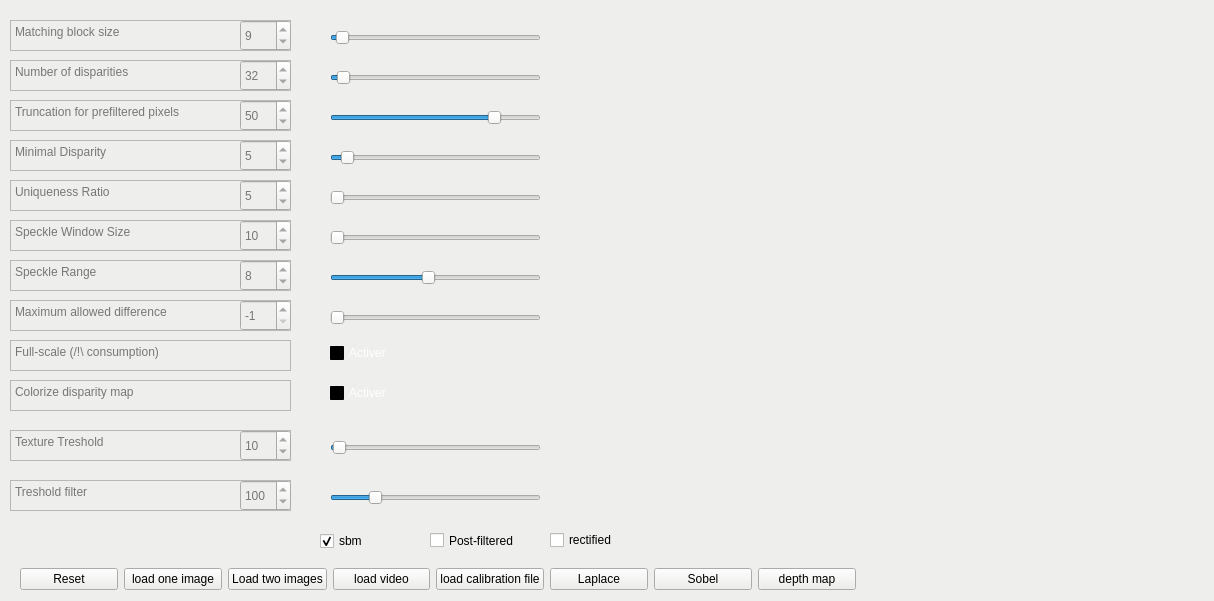
Qt form widgets/disparity.ui (K1ntus/Projet-Technologique-L3) before a commit.
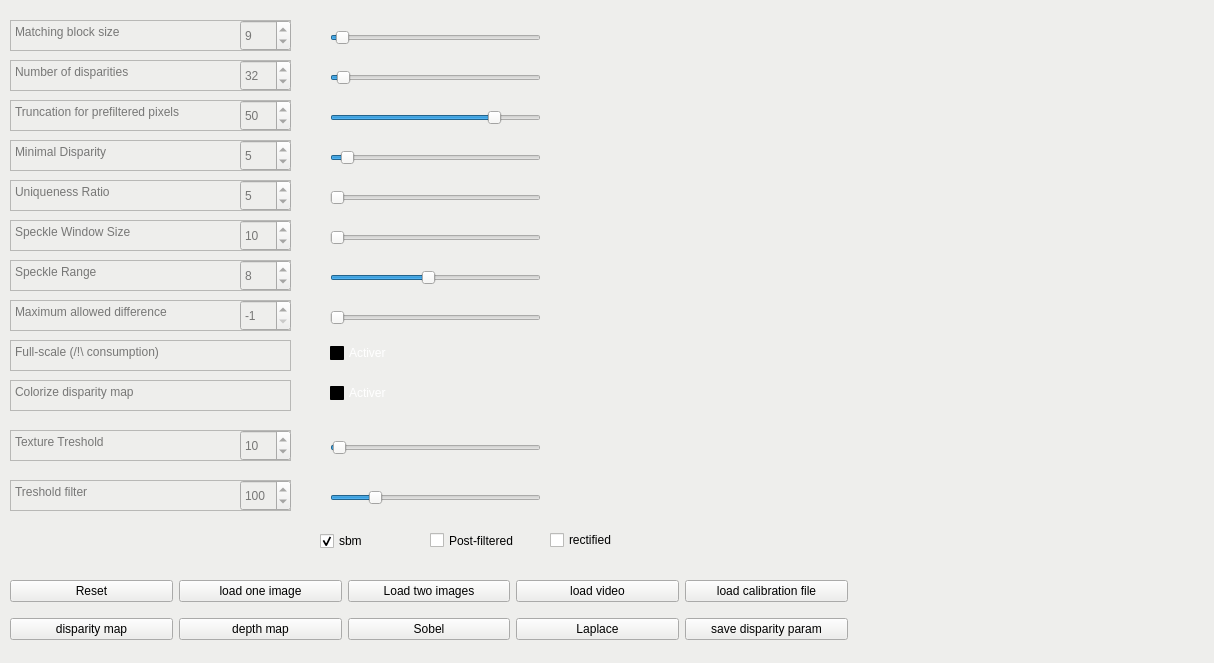
The same form after that commit.

```diff
--- a/widgets/disparity.ui
+++ b/widgets/disparity.ui
@@ -7,7 +7,7 @@
     <x>0</x>
     <y>0</y>
     <width>1214</width>
-    <height>601</height>
+    <height>663</height>
    </rect>
   </property>
   <property name="palette">
@@ -2075,15 +2075,30 @@
     <number>100</number>
    </property>
   </widget>
-  <widget class="QWidget" name="horizontalLayoutWidget">
+  <widget class="QCheckBox" name="rectified">
    <property name="geometry">
     <rect>
-     <x>20</x>
-     <y>549</y>
-     <width>836</width>
-     <height>61</height>
+     <x>550</x>
+     <y>530</y>
+     <width>81</width>
+     <height>20</height>
     </rect>
    </property>
+   <property name="text">
+    <string>rectified</string>
+   </property>
+  </widget>
+  <widget class="QWidget" name="verticalLayoutWidget">
+   <property name="geometry">
+    <rect>
+     <x>10</x>
+     <y>570</y>
+     <width>838</width>
+     <height>80</height>
+    </rect>
+   </property>
+   <layout class="QVBoxLayout" name="verticalLayout_2">
+    <item>
    <layout class="QHBoxLayout" name="horizontalLayout">
     <item>
      <widget class="QPushButton" name="reset_image">
@@ -2120,17 +2135,14 @@
       </property>
      </widget>
     </item>
-    <item>
-     <widget class="QPushButton" name="Laplace">
-      <property name="text">
-       <string>Laplace</string>
-      </property>
-     </widget>
+     </layout>
     </item>
     <item>
-     <widget class="QPushButton" name="Sobel">
+     <layout class="QHBoxLayout" name="horizontalLayout_2">
+      <item>
+       <widget class="QPushButton" name="dispMap">
       <property name="text">
-       <string>Sobel</string>
+         <string>disparity map</string>
       </property>
      </widget>
     </item>
@@ -2141,20 +2153,30 @@
       </property>
      </widget>
     </item>
-   </layout>
-  </widget>
-  <widget class="QCheckBox" name="rectified">
-   <property name="geometry">
-    <rect>
-     <x>550</x>
-     <y>530</y>
-     <width>81</width>
-     <height>20</height>
-    </rect>
-   </property>
+      <item>
+       <widget class="QPushButton" name="Sobel">
+        <property name="text">
+         <string>Sobel</string>
+        </property>
+       </widget>
+      </item>
+      <item>
+       <widget class="QPushButton" name="Laplace">
+        <property name="text">
+         <string>Laplace</string>
+        </property>
+       </widget>
+      </item>
+      <item>
+       <widget class="QPushButton" name="dispParam">
    <property name="text">
-    <string>rectified</string>
-   </property>
+         <string>save disparity param</string>
+        </property>
+       </widget>
+      </item>
+     </layout>
+    </item>
+   </layout>
   </widget>
  </widget>
  <resources/>
```
Lines whose indentation alone changed are shown as unchanged.
